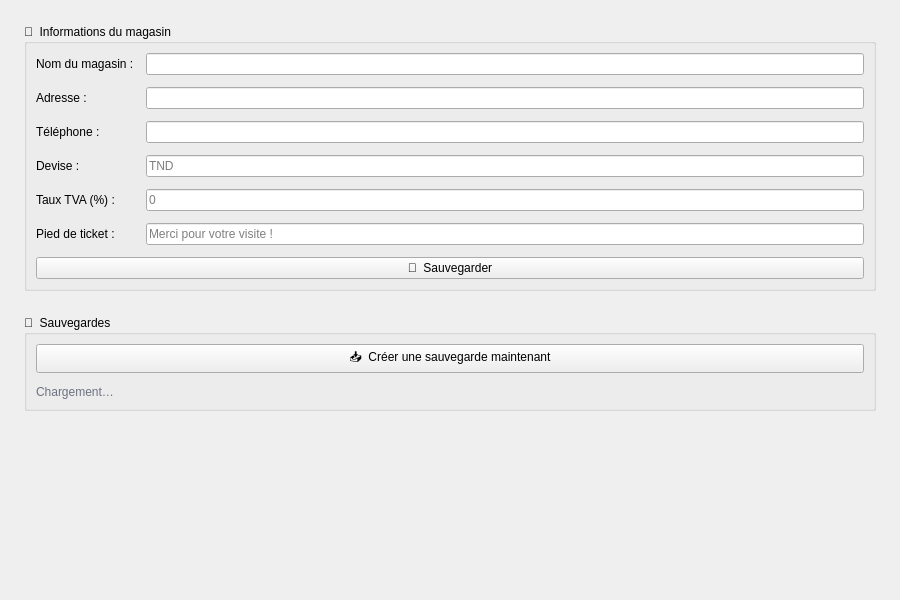
Qt form app/ui/settings_view.ui (Arafat-029/storemanager-pro) before a commit.
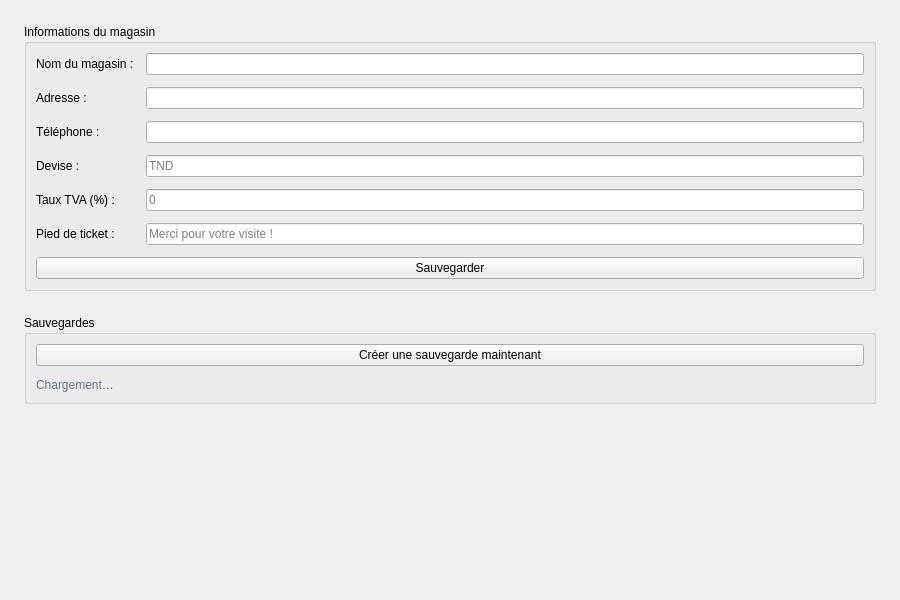
The same form after that commit.

Patch:
```diff
--- a/app/ui/settings_view.ui
+++ b/app/ui/settings_view.ui
@@ -21,7 +21,7 @@
        
        <item>
         <widget class="QGroupBox" name="storeGroup">
-         <property name="title"><string>🏪  Informations du magasin</string></property>
+         <property name="title"><string>Informations du magasin</string></property>
          <layout class="QVBoxLayout" name="storeGroupLayout">
           <property name="spacing"><number>12</number></property>
           <item>
@@ -69,7 +69,7 @@
           </item>
           <item>
            <widget class="QPushButton" name="btnSaveStore">
-            <property name="text"><string>💾  Sauvegarder</string></property>
+            <property name="text"><string>Sauvegarder</string></property>
            </widget>
           </item>
          </layout>
@@ -79,12 +79,12 @@
        
        <item>
         <widget class="QGroupBox" name="backupGroup">
-         <property name="title"><string>💾  Sauvegardes</string></property>
+         <property name="title"><string>Sauvegardes</string></property>
          <layout class="QVBoxLayout" name="backupGroupLayout">
           <property name="spacing"><number>12</number></property>
           <item>
            <widget class="QPushButton" name="btnBackup">
-            <property name="text"><string>📥  Créer une sauvegarde maintenant</string></property>
+            <property name="text"><string>Créer une sauvegarde maintenant</string></property>
             <property name="cssClass" stdset="0"><string>btnSuccess</string></property>
            </widget>
           </item>
```
